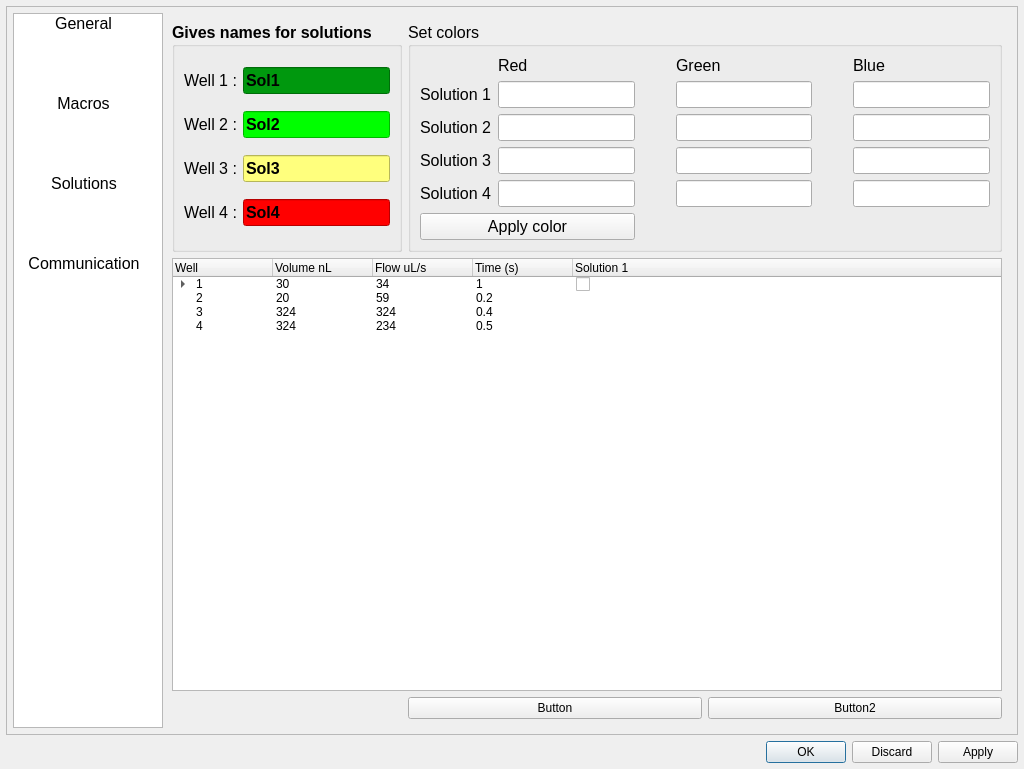
This is apps/Lab-on-a-tip/Lab-on-a-tip_tools.ui in bellonemauro/Labonatip2.0 as Qt 5 draws it before an edit. The edited form follows.
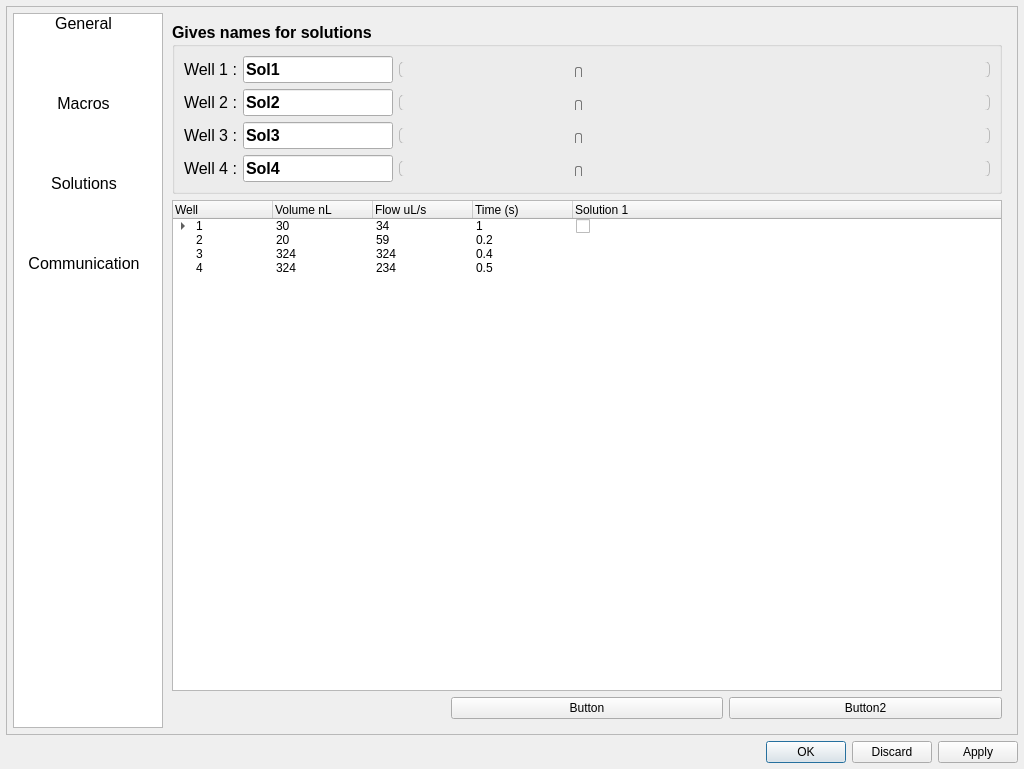
This is the edited form. The open tabs and pages were chosen to show the change. Icons and pictures are not drawn.

Commit message: fix colors in solutions wells

What changed in the file:
```diff
--- a/apps/Lab-on-a-tip/Lab-on-a-tip_tools.ui
+++ b/apps/Lab-on-a-tip/Lab-on-a-tip_tools.ui
@@ -1033,314 +1033,6 @@
            </widget>
            <widget class="QWidget" name="page_2">
             <layout class="QGridLayout" name="gridLayout">
-             <item row="0" column="0">
-              <widget class="QGroupBox" name="groupBox_solutionNames">
-               <property name="font">
-                <font>
-                 <pointsize>12</pointsize>
-                 <weight>75</weight>
-                 <bold>true</bold>
-                </font>
-               </property>
-               <property name="title">
-                <string>Gives names for solutions</string>
-               </property>
-               <layout class="QGridLayout" name="gridLayout_6">
-                <item row="0" column="0">
-                 <widget class="QLabel" name="label_32">
-                  <property name="maximumSize">
-                   <size>
-                    <width>16777215</width>
-                    <height>16777215</height>
-                   </size>
-                  </property>
-                  <property name="font">
-                   <font>
-                    <pointsize>12</pointsize>
-                    <weight>50</weight>
-                    <bold>false</bold>
-                   </font>
-                  </property>
-                  <property name="text">
-                   <string>Well 1 :</string>
-                  </property>
-                  <property name="alignment">
-                   <set>Qt::AlignRight|Qt::AlignTrailing|Qt::AlignVCenter</set>
-                  </property>
-                 </widget>
-                </item>
-                <item row="0" column="1">
-                 <widget class="QLineEdit" name="lineEdit_sol1_name">
-                  <property name="font">
-                   <font>
-                    <pointsize>12</pointsize>
-                   </font>
-                  </property>
-                  <property name="styleSheet">
-                   <string notr="true">background-color: rgb(0, 152, 14);
-</string>
-                  </property>
-                  <property name="text">
-                   <string>Sol1</string>
-                  </property>
-                 </widget>
-                </item>
-                <item row="1" column="0">
-                 <widget class="QLabel" name="label_33">
-                  <property name="maximumSize">
-                   <size>
-                    <width>16777215</width>
-                    <height>16777215</height>
-                   </size>
-                  </property>
-                  <property name="font">
-                   <font>
-                    <pointsize>12</pointsize>
-                    <weight>50</weight>
-                    <bold>false</bold>
-                   </font>
-                  </property>
-                  <property name="text">
-                   <string>Well 2 :</string>
-                  </property>
-                  <property name="alignment">
-                   <set>Qt::AlignRight|Qt::AlignTrailing|Qt::AlignVCenter</set>
-                  </property>
-                 </widget>
-                </item>
-                <item row="1" column="1">
-                 <widget class="QLineEdit" name="lineEdit_sol2_name">
-                  <property name="font">
-                   <font>
-                    <pointsize>12</pointsize>
-                   </font>
-                  </property>
-                  <property name="styleSheet">
-                   <string notr="true">background-color: rgb(0, 255, 0);</string>
-                  </property>
-                  <property name="text">
-                   <string>Sol2</string>
-                  </property>
-                 </widget>
-                </item>
-                <item row="2" column="0">
-                 <widget class="QLabel" name="label_35">
-                  <property name="maximumSize">
-                   <size>
-                    <width>16777215</width>
-                    <height>16777215</height>
-                   </size>
-                  </property>
-                  <property name="font">
-                   <font>
-                    <pointsize>12</pointsize>
-                    <weight>50</weight>
-                    <bold>false</bold>
-                   </font>
-                  </property>
-                  <property name="text">
-                   <string>Well 3 :</string>
-                  </property>
-                  <property name="alignment">
-                   <set>Qt::AlignRight|Qt::AlignTrailing|Qt::AlignVCenter</set>
-                  </property>
-                 </widget>
-                </item>
-                <item row="2" column="1">
-                 <widget class="QLineEdit" name="lineEdit_sol3_name">
-                  <property name="font">
-                   <font>
-                    <pointsize>12</pointsize>
-                   </font>
-                  </property>
-                  <property name="styleSheet">
-                   <string notr="true">background-color: rgb(255, 255, 125);
-color: rgb(0, 0, 0);</string>
-                  </property>
-                  <property name="text">
-                   <string>Sol3</string>
-                  </property>
-                 </widget>
-                </item>
-                <item row="3" column="0">
-                 <widget class="QLabel" name="label_36">
-                  <property name="maximumSize">
-                   <size>
-                    <width>16777215</width>
-                    <height>16777215</height>
-                   </size>
-                  </property>
-                  <property name="font">
-                   <font>
-                    <pointsize>12</pointsize>
-                    <weight>50</weight>
-                    <bold>false</bold>
-                   </font>
-                  </property>
-                  <property name="text">
-                   <string>Well 4 :</string>
-                  </property>
-                  <property name="alignment">
-                   <set>Qt::AlignRight|Qt::AlignTrailing|Qt::AlignVCenter</set>
-                  </property>
-                 </widget>
-                </item>
-                <item row="3" column="1">
-                 <widget class="QLineEdit" name="lineEdit_sol4_name">
-                  <property name="font">
-                   <font>
-                    <pointsize>12</pointsize>
-                   </font>
-                  </property>
-                  <property name="styleSheet">
-                   <string notr="true">background-color: rgb(255, 0, 0);</string>
-                  </property>
-                  <property name="text">
-                   <string>Sol4</string>
-                  </property>
-                 </widget>
-                </item>
-               </layout>
-              </widget>
-             </item>
-             <item row="0" column="1" colspan="2">
-              <widget class="QGroupBox" name="groupBox_color">
-               <property name="minimumSize">
-                <size>
-                 <width>0</width>
-                 <height>100</height>
-                </size>
-               </property>
-               <property name="font">
-                <font>
-                 <pointsize>12</pointsize>
-                </font>
-               </property>
-               <property name="title">
-                <string>Set colors</string>
-               </property>
-               <layout class="QGridLayout" name="gridLayout_12">
-                <item row="1" column="3">
-                 <widget class="QLineEdit" name="lineEdit_s1G"/>
-                </item>
-                <item row="1" column="5">
-                 <widget class="QLineEdit" name="lineEdit_s1B"/>
-                </item>
-                <item row="2" column="1">
-                 <widget class="QLineEdit" name="lineEdit_s1R_2"/>
-                </item>
-                <item row="2" column="5">
-                 <widget class="QLineEdit" name="lineEdit_s1B_2"/>
-                </item>
-                <item row="2" column="3">
-                 <widget class="QLineEdit" name="lineEdit_s1G_2"/>
-                </item>
-                <item row="1" column="1">
-                 <widget class="QLineEdit" name="lineEdit_s1R"/>
-                </item>
-                <item row="9" column="0" colspan="2">
-                 <widget class="QPushButton" name="pushButton_applColors">
-                  <property name="text">
-                   <string>Apply color</string>
-                  </property>
-                 </widget>
-                </item>
-                <item row="3" column="5">
-                 <widget class="QLineEdit" name="lineEdit_s1B_3"/>
-                </item>
-                <item row="3" column="1">
-                 <widget class="QLineEdit" name="lineEdit_s1R_3"/>
-                </item>
-                <item row="3" column="3">
-                 <widget class="QLineEdit" name="lineEdit_s1G_3"/>
-                </item>
-                <item row="4" column="1">
-                 <widget class="QLineEdit" name="lineEdit_s1R_4"/>
-                </item>
-                <item row="4" column="5">
-                 <widget class="QLineEdit" name="lineEdit_s1B_4"/>
-                </item>
-                <item row="4" column="3">
-                 <widget class="QLineEdit" name="lineEdit_s1G_4"/>
-                </item>
-                <item row="0" column="1">
-                 <widget class="QLabel" name="label_9">
-                  <property name="text">
-                   <string>Red</string>
-                  </property>
-                 </widget>
-                </item>
-                <item row="0" column="3">
-                 <widget class="QLabel" name="label_10">
-                  <property name="text">
-                   <string>Green</string>
-                  </property>
-                 </widget>
-                </item>
-                <item row="0" column="5">
-                 <widget class="QLabel" name="label_11">
-                  <property name="text">
-                   <string>Blue</string>
-                  </property>
-                 </widget>
-                </item>
-                <item row="1" column="0">
-                 <widget class="QLabel" name="label_12">
-                  <property name="text">
-                   <string>Solution 1</string>
-                  </property>
-                 </widget>
-                </item>
-                <item row="2" column="0">
-                 <widget class="QLabel" name="label_21">
-                  <property name="text">
-                   <string>Solution 2</string>
-                  </property>
-                 </widget>
-                </item>
-                <item row="3" column="0">
-                 <widget class="QLabel" name="label_15">
-                  <property name="text">
-                   <string>Solution 3</string>
-                  </property>
-                 </widget>
-                </item>
-                <item row="4" column="0">
-                 <widget class="QLabel" name="label_18">
-                  <property name="text">
-                   <string>Solution 4</string>
-                  </property>
-                 </widget>
-                </item>
-                <item row="1" column="2">
-                 <spacer name="horizontalSpacer_3">
-                  <property name="orientation">
-                   <enum>Qt::Horizontal</enum>
-                  </property>
-                  <property name="sizeHint" stdset="0">
-                   <size>
-                    <width>40</width>
-                    <height>20</height>
-                   </size>
-                  </property>
-                 </spacer>
-                </item>
-                <item row="1" column="4">
-                 <spacer name="horizontalSpacer_4">
-                  <property name="orientation">
-                   <enum>Qt::Horizontal</enum>
-                  </property>
-                  <property name="sizeHint" stdset="0">
-                   <size>
-                    <width>40</width>
-                    <height>20</height>
-                   </size>
-                  </property>
-                 </spacer>
-                </item>
-               </layout>
-              </widget>
-             </item>
              <item row="1" column="0" colspan="3">
               <widget class="QTreeWidget" name="treeWidget_3">
                <property name="autoScroll">
@@ -1505,6 +1197,489 @@
                </property>
               </widget>
              </item>
+             <item row="0" column="0" colspan="3">
+              <widget class="QGroupBox" name="groupBox_solutionNames">
+               <property name="font">
+                <font>
+                 <pointsize>12</pointsize>
+                 <weight>75</weight>
+                 <bold>true</bold>
+                </font>
+               </property>
+               <property name="title">
+                <string>Gives names for solutions</string>
+               </property>
+               <layout class="QGridLayout" name="gridLayout_6">
+                <item row="1" column="2">
+                 <widget class="QSlider" name="horizontalSlider_colorSol2">
+                  <property name="minimumSize">
+                   <size>
+                    <width>0</width>
+                    <height>0</height>
+                   </size>
+                  </property>
+                  <property name="styleSheet">
+                   <string notr="true">QSlider::groove:horizontal {
+border: 1px solid #bbb;
+background: QLinearGradient( x1: 0, y1: 0, x2: 1, y2: 0,
+stop: 0 #00FF00,
+stop: 0.167 #FFFF00,
+stop: 0.333 #FF0000,
+stop: 0.5 #FF00FF,
+stop: 0.667 #0000FF,
+stop: 0.883 #00FFFF,
+stop: 1 #00FF00 );
+height: 15px;
+border-radius: 5px;
+}
+
+
+QSlider::handle:horizontal {
+background: qlineargradient(x1:0, y1:0, x2:1, y2:1,
+    stop:0 #eee, stop:1 #ccc);
+border: 1px solid #777;
+width: 5px;
+margin-top: 5px;
+margin-bottom: -2px;
+border-radius: 2px;
+}
+
+QSlider::handle:horizontal:hover {
+background: qlineargradient(x1:0, y1:0, x2:1, y2:1,
+    stop:0 #fff, stop:1 #ddd);
+border: 1px solid #444;
+border-radius: 4px;
+}
+
+QSlider::sub-page:horizontal:disabled {
+background: #bbb;
+border-color: #999;
+}
+
+QSlider::add-page:horizontal:disabled {
+background: #eee;
+border-color: #999;
+}
+
+QSlider::handle:horizontal:disabled {
+background: #eee;
+border: 1px solid #aaa;
+border-radius: 4px;
+}</string>
+                  </property>
+                  <property name="maximum">
+                   <number>16777216</number>
+                  </property>
+                  <property name="singleStep">
+                   <number>1</number>
+                  </property>
+                  <property name="value">
+                   <number>30000</number>
+                  </property>
+                  <property name="orientation">
+                   <enum>Qt::Horizontal</enum>
+                  </property>
+                 </widget>
+                </item>
+                <item row="0" column="2">
+                 <widget class="QSlider" name="horizontalSlider_colorSol1">
+                  <property name="minimumSize">
+                   <size>
+                    <width>350</width>
+                    <height>0</height>
+                   </size>
+                  </property>
+                  <property name="styleSheet">
+                   <string notr="true">QSlider::groove:horizontal {
+border: 1px solid #bbb;
+background: QLinearGradient( x1: 0, y1: 0, x2: 1, y2: 0,
+stop: 0 #00FF00,
+stop: 0.167 #FFFF00,
+stop: 0.333 #FF0000,
+stop: 0.5 #FF00FF,
+stop: 0.667 #0000FF,
+stop: 0.883 #00FFFF,
+stop: 1 #00FF00 );
+height: 15px;
+border-radius: 5px;
+}
+
+
+QSlider::handle:horizontal {
+background: qlineargradient(x1:0, y1:0, x2:1, y2:1,
+    stop:0 #eee, stop:1 #ccc);
+border: 1px solid #777;
+width: 5px;
+margin-top: 5px;
+margin-bottom: -2px;
+border-radius: 2px;
+}
+
+QSlider::handle:horizontal:hover {
+background: qlineargradient(x1:0, y1:0, x2:1, y2:1,
+    stop:0 #fff, stop:1 #ddd);
+border: 1px solid #444;
+border-radius: 4px;
+}
+
+QSlider::sub-page:horizontal:disabled {
+background: #bbb;
+border-color: #999;
+}
+
+QSlider::add-page:horizontal:disabled {
+background: #eee;
+border-color: #999;
+}
+
+QSlider::handle:horizontal:disabled {
+background: #eee;
+border: 1px solid #aaa;
+border-radius: 4px;
+}</string>
+                  </property>
+                  <property name="maximum">
+                   <number>16777216</number>
+                  </property>
+                  <property name="singleStep">
+                   <number>1</number>
+                  </property>
+                  <property name="value">
+                   <number>30000</number>
+                  </property>
+                  <property name="orientation">
+                   <enum>Qt::Horizontal</enum>
+                  </property>
+                 </widget>
+                </item>
+                <item row="3" column="2">
+                 <widget class="QSlider" name="horizontalSlider_colorSol4">
+                  <property name="minimumSize">
+                   <size>
+                    <width>0</width>
+                    <height>0</height>
+                   </size>
+                  </property>
+                  <property name="styleSheet">
+                   <string notr="true">QSlider::groove:horizontal {
+border: 1px solid #bbb;
+background: QLinearGradient( x1: 0, y1: 0, x2: 1, y2: 0,
+stop: 0 #00FF00,
+stop: 0.167 #FFFF00,
+stop: 0.333 #FF0000,
+stop: 0.5 #FF00FF,
+stop: 0.667 #0000FF,
+stop: 0.883 #00FFFF,
+stop: 1 #00FF00 );
+height: 15px;
+border-radius: 5px;
+}
+
+
+QSlider::handle:horizontal {
+background: qlineargradient(x1:0, y1:0, x2:1, y2:1,
+    stop:0 #eee, stop:1 #ccc);
+border: 1px solid #777;
+width: 5px;
+margin-top: 5px;
+margin-bottom: -2px;
+border-radius: 2px;
+}
+
+QSlider::handle:horizontal:hover {
+background: qlineargradient(x1:0, y1:0, x2:1, y2:1,
+    stop:0 #fff, stop:1 #ddd);
+border: 1px solid #444;
+border-radius: 4px;
+}
+
+QSlider::sub-page:horizontal:disabled {
+background: #bbb;
+border-color: #999;
+}
+
+QSlider::add-page:horizontal:disabled {
+background: #eee;
+border-color: #999;
+}
+
+QSlider::handle:horizontal:disabled {
+background: #eee;
+border: 1px solid #aaa;
+border-radius: 4px;
+}</string>
+                  </property>
+                  <property name="maximum">
+                   <number>16777216</number>
+                  </property>
+                  <property name="singleStep">
+                   <number>1</number>
+                  </property>
+                  <property name="value">
+                   <number>30000</number>
+                  </property>
+                  <property name="orientation">
+                   <enum>Qt::Horizontal</enum>
+                  </property>
+                 </widget>
+                </item>
+                <item row="0" column="0">
+                 <widget class="QLabel" name="label_32">
+                  <property name="maximumSize">
+                   <size>
+                    <width>16777215</width>
+                    <height>16777215</height>
+                   </size>
+                  </property>
+                  <property name="font">
+                   <font>
+                    <pointsize>12</pointsize>
+                    <weight>50</weight>
+                    <bold>false</bold>
+                   </font>
+                  </property>
+                  <property name="text">
+                   <string>Well 1 :</string>
+                  </property>
+                  <property name="alignment">
+                   <set>Qt::AlignRight|Qt::AlignTrailing|Qt::AlignVCenter</set>
+                  </property>
+                 </widget>
+                </item>
+                <item row="1" column="0">
+                 <widget class="QLabel" name="label_33">
+                  <property name="maximumSize">
+                   <size>
+                    <width>16777215</width>
+                    <height>16777215</height>
+                   </size>
+                  </property>
+                  <property name="font">
+                   <font>
+                    <pointsize>12</pointsize>
+                    <weight>50</weight>
+                    <bold>false</bold>
+                   </font>
+                  </property>
+                  <property name="text">
+                   <string>Well 2 :</string>
+                  </property>
+                  <property name="alignment">
+                   <set>Qt::AlignRight|Qt::AlignTrailing|Qt::AlignVCenter</set>
+                  </property>
+                 </widget>
+                </item>
+                <item row="1" column="1">
+                 <widget class="QLineEdit" name="lineEdit_sol2_name">
+                  <property name="maximumSize">
+                   <size>
+                    <width>150</width>
+                    <height>16777215</height>
+                   </size>
+                  </property>
+                  <property name="font">
+                   <font>
+                    <pointsize>12</pointsize>
+                   </font>
+                  </property>
+                  <property name="styleSheet">
+                   <string notr="true"/>
+                  </property>
+                  <property name="text">
+                   <string>Sol2</string>
+                  </property>
+                 </widget>
+                </item>
+                <item row="0" column="1">
+                 <widget class="QLineEdit" name="lineEdit_sol1_name">
+                  <property name="minimumSize">
+                   <size>
+                    <width>0</width>
+                    <height>0</height>
+                   </size>
+                  </property>
+                  <property name="maximumSize">
+                   <size>
+                    <width>150</width>
+                    <height>16777215</height>
+                   </size>
+                  </property>
+                  <property name="font">
+                   <font>
+                    <pointsize>12</pointsize>
+                   </font>
+                  </property>
+                  <property name="styleSheet">
+                   <string notr="true">
+</string>
+                  </property>
+                  <property name="text">
+                   <string>Sol1</string>
+                  </property>
+                 </widget>
+                </item>
+                <item row="2" column="1">
+                 <widget class="QLineEdit" name="lineEdit_sol3_name">
+                  <property name="maximumSize">
+                   <size>
+                    <width>150</width>
+                    <height>16777215</height>
+                   </size>
+                  </property>
+                  <property name="font">
+                   <font>
+                    <pointsize>12</pointsize>
+                   </font>
+                  </property>
+                  <property name="styleSheet">
+                   <string notr="true"/>
+                  </property>
+                  <property name="text">
+                   <string>Sol3</string>
+                  </property>
+                 </widget>
+                </item>
+                <item row="2" column="0">
+                 <widget class="QLabel" name="label_35">
+                  <property name="maximumSize">
+                   <size>
+                    <width>16777215</width>
+                    <height>16777215</height>
+                   </size>
+                  </property>
+                  <property name="font">
+                   <font>
+                    <pointsize>12</pointsize>
+                    <weight>50</weight>
+                    <bold>false</bold>
+                   </font>
+                  </property>
+                  <property name="text">
+                   <string>Well 3 :</string>
+                  </property>
+                  <property name="alignment">
+                   <set>Qt::AlignRight|Qt::AlignTrailing|Qt::AlignVCenter</set>
+                  </property>
+                 </widget>
+                </item>
+                <item row="3" column="1">
+                 <widget class="QLineEdit" name="lineEdit_sol4_name">
+                  <property name="maximumSize">
+                   <size>
+                    <width>150</width>
+                    <height>16777215</height>
+                   </size>
+                  </property>
+                  <property name="font">
+                   <font>
+                    <pointsize>12</pointsize>
+                   </font>
+                  </property>
+                  <property name="styleSheet">
+                   <string notr="true"/>
+                  </property>
+                  <property name="text">
+                   <string>Sol4</string>
+                  </property>
+                 </widget>
+                </item>
+                <item row="3" column="0">
+                 <widget class="QLabel" name="label_36">
+                  <property name="maximumSize">
+                   <size>
+                    <width>16777215</width>
+                    <height>16777215</height>
+                   </size>
+                  </property>
+                  <property name="font">
+                   <font>
+                    <pointsize>12</pointsize>
+                    <weight>50</weight>
+                    <bold>false</bold>
+                   </font>
+                  </property>
+                  <property name="text">
+                   <string>Well 4 :</string>
+                  </property>
+                  <property name="alignment">
+                   <set>Qt::AlignRight|Qt::AlignTrailing|Qt::AlignVCenter</set>
+                  </property>
+                 </widget>
+                </item>
+                <item row="2" column="2">
+                 <widget class="QSlider" name="horizontalSlider_colorSol3">
+                  <property name="minimumSize">
+                   <size>
+                    <width>0</width>
+                    <height>0</height>
+                   </size>
+                  </property>
+                  <property name="styleSheet">
+                   <string notr="true">QSlider::groove:horizontal {
+border: 1px solid #bbb;
+background: QLinearGradient( x1: 0, y1: 0, x2: 1, y2: 0,
+stop: 0 #00FF00,
+stop: 0.167 #FFFF00,
+stop: 0.333 #FF0000,
+stop: 0.5 #FF00FF,
+stop: 0.667 #0000FF,
+stop: 0.883 #00FFFF,
+stop: 1 #00FF00 );
+height: 15px;
+border-radius: 5px;
+}
+
+
+QSlider::handle:horizontal {
+background: qlineargradient(x1:0, y1:0, x2:1, y2:1,
+    stop:0 #eee, stop:1 #ccc);
+border: 1px solid #777;
+width: 5px;
+margin-top: 5px;
+margin-bottom: -2px;
+border-radius: 2px;
+}
+
+QSlider::handle:horizontal:hover {
+background: qlineargradient(x1:0, y1:0, x2:1, y2:1,
+    stop:0 #fff, stop:1 #ddd);
+border: 1px solid #444;
+border-radius: 4px;
+}
+
+QSlider::sub-page:horizontal:disabled {
+background: #bbb;
+border-color: #999;
+}
+
+QSlider::add-page:horizontal:disabled {
+background: #eee;
+border-color: #999;
+}
+
+QSlider::handle:horizontal:disabled {
+background: #eee;
+border: 1px solid #aaa;
+border-radius: 4px;
+}</string>
+                  </property>
+                  <property name="maximum">
+                   <number>16777216</number>
+                  </property>
+                  <property name="singleStep">
+                   <number>1</number>
+                  </property>
+                  <property name="value">
+                   <number>30000</number>
+                  </property>
+                  <property name="orientation">
+                   <enum>Qt::Horizontal</enum>
+                  </property>
+                 </widget>
+                </item>
+               </layout>
+              </widget>
+             </item>
             </layout>
            </widget>
            <widget class="QWidget" name="page_3">
```
Left out of the diff: 51 changed lines with no effect on the pictures. The commit also changes 7 other files.
